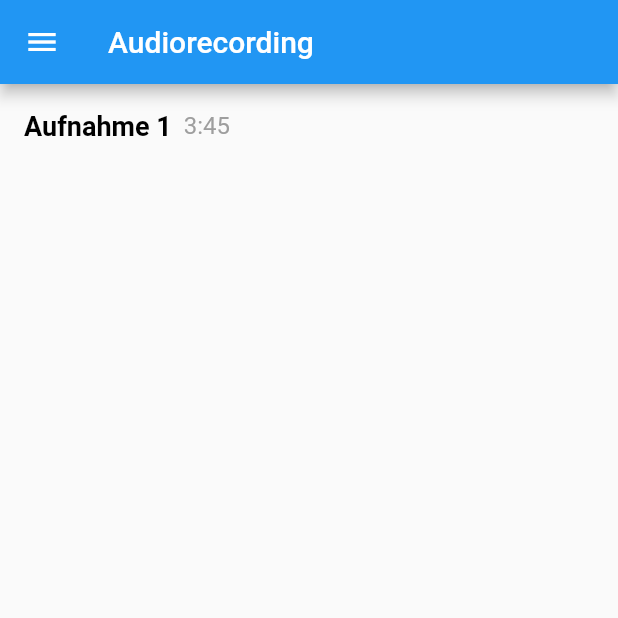
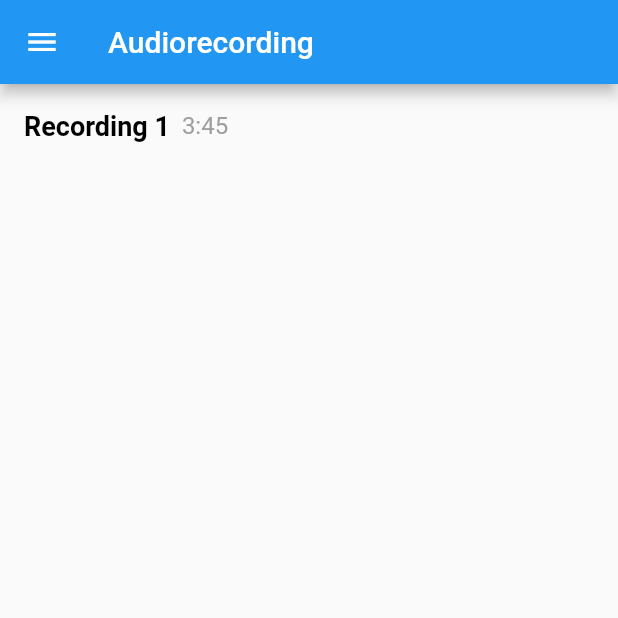
Before and after one commit to xenonv1/r2d, a Flutter app: the AudioRecorderWidget screen opened by its route, on a phone screen of 412 x 824 dp, the top half of it. Run offline on Flutter 3.47's test engine with Material 2 defaults, Android fonts, the phone set to English and light mode, and no system bars; our stand-ins replace go_router, image_picker; missing offline and left inert: google_ml_kit.

Commit message:
changed language of text widgets from german to english

```diff
--- a/flutter/r2d/lib/AudioRecorderWidget.dart
+++ b/flutter/r2d/lib/AudioRecorderWidget.dart
@@ -16,7 +16,7 @@
   int _recordingCount = 1;
   int _selectedRecordingIndex = -1;
 
-  List<String> dummyRecordings = ['Aufnahme 1'];
+  List<String> dummyRecordings = ['Recording 1'];
   List<String> dummyRecordingDurations = ['3:45'];
 
   List<DateTime> startTimes = [];
@@ -53,7 +53,7 @@
       builder: (BuildContext context) {
         String recordingName = '';
         return AlertDialog(
-          title: Text('Bitte gib einen Namen für die Audioaufnahme ein'),
+          title: Text('Please provide a name for the recording.'),
           content: TextField(
             onChanged: (value) {
               recordingName = value;
@@ -66,7 +66,7 @@
                   _recordingCount++;
                   dummyRecordings.add(recordingName.isNotEmpty
                       ? recordingName
-                      : 'Aufnahme $_recordingCount');
+                      : 'Recording $_recordingCount');
                   dummyRecordingDurations.add(_calculateRecordingDuration(
                       startTimes.last, stopTimes.last));
                 });
```
Also changed, not shown: flutter/r2d/pubspec.lock.
